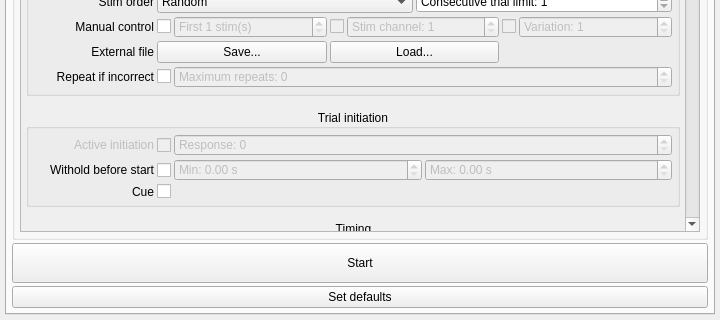
This is GUI/GUI.ui in llerussell/PyBehaviour as Qt 5 draws it before an edit; both pictures show x 0 to 720 and y 495 to 815 of the 720 by 815 pixel window. The edited form follows.
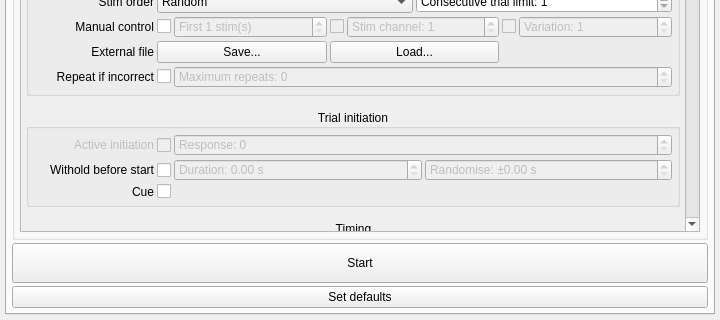
This is the edited form.

Patch:
```diff
--- a/GUI/GUI.ui
+++ b/GUI/GUI.ui
@@ -558,7 +558,7 @@
                     <x>0</x>
                     <y>0</y>
                     <width>599</width>
-                    <height>1355</height>
+                    <height>1360</height>
                    </rect>
                   </property>
                   <property name="sizePolicy">
@@ -3059,7 +3059,7 @@
                                <enum>Qt::StrongFocus</enum>
                               </property>
                               <property name="prefix">
-                               <string>Min: </string>
+                               <string>Duration: </string>
                               </property>
                               <property name="suffix">
                                <string> s</string>
@@ -3087,7 +3087,7 @@
                                <enum>Qt::StrongFocus</enum>
                               </property>
                               <property name="prefix">
-                               <string>Max: </string>
+                               <string>Randomise: ±</string>
                               </property>
                               <property name="suffix">
                                <string> s</string>
```
Left out of the diff: 360 changed lines with no effect on the pictures.
